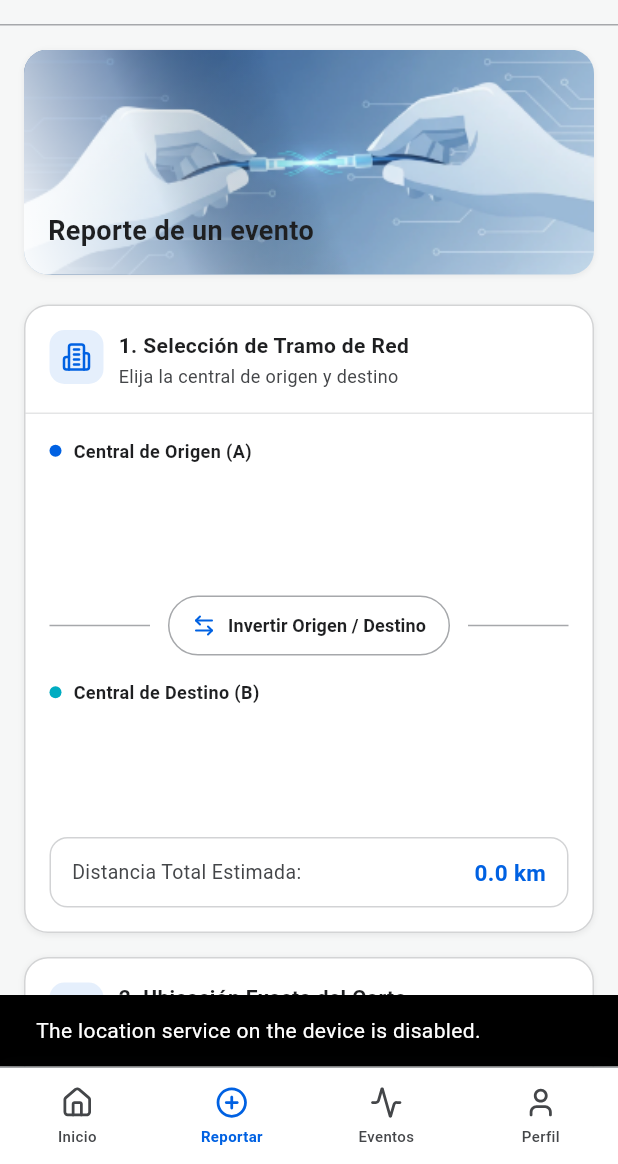
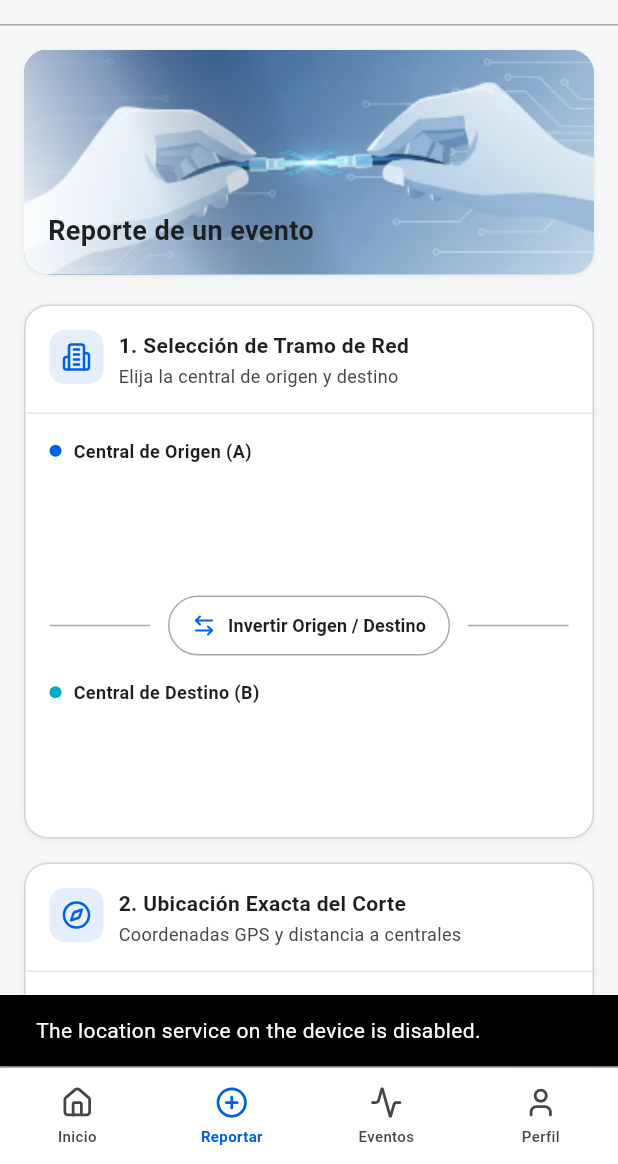
Before and after one commit to kull18/Sistema_cortes_fibra, a Flutter app: the ReportarEventoScreen screen opened by its route, on a phone screen of 412 x 824 dp, the part 72-1236 px from its top. Run offline on Flutter 3.47's test engine with Material 3 defaults, Android fonts, the phone set to English and light mode, and no system bars; our stand-ins replace animated_splash_screen, app_links, connectivity_plus, flutter_secure_storage, flutter_svg, geolocator and 8 more; missing offline and left inert: google_maps_flutter_android, google_maps_flutter_platform_interface, onesignal_flutter; accounts and stored records are empty.

Commit message:
Develop (#27)
* fix: enable hybrid composition for google_maps_flutter rendering ans update UI

```diff
--- a/lib/main.dart
+++ b/lib/main.dart
@@ -1,4 +1,6 @@
 import 'package:flutter/material.dart';
+import 'package:google_maps_flutter_android/google_maps_flutter_android.dart';
+import 'package:google_maps_flutter_platform_interface/google_maps_flutter_platform_interface.dart';
 import 'package:onesignal_flutter/onesignal_flutter.dart';
 import 'package:provider/provider.dart';
 import 'package:sistema_cortes_fibra/my_app.dart';
@@ -76,6 +78,11 @@ void _handleUnauthorized(AppContainer container) async {
 
 void main() async {
   WidgetsFlutterBinding.ensureInitialized();
+
+  final GoogleMapsFlutterPlatform mapsImplementation = GoogleMapsFlutterPlatform.instance;
+  if (mapsImplementation is GoogleMapsFlutterAndroid) {
+    mapsImplementation.useAndroidViewSurface = true;
+  }
 
   // 1. Inicializar Preferencias, Tema y OneSignal
   await AppPreferences.init();
--- a/lib/src/core/theme/theme_provider.dart
+++ b/lib/src/core/theme/theme_provider.dart
@@ -3,7 +3,7 @@ import 'package:shared_preferences/shared_preferences.dart';
 
 class ThemeProvider extends ChangeNotifier {
   static const _prefKey = 'theme_mode';
-  ThemeMode _themeMode = ThemeMode.system;
+  ThemeMode _themeMode = ThemeMode.light;
 
   ThemeMode get themeMode => _themeMode;
 
@@ -13,7 +13,8 @@ class ThemeProvider extends ChangeNotifier {
     _themeMode = switch (saved) {
       'light' => ThemeMode.light,
       'dark' => ThemeMode.dark,
-      _ => ThemeMode.system,
+      'system' => ThemeMode.system,
+      _ => ThemeMode.light,
     };
     notifyListeners();
   }
--- a/lib/src/features/technical/presentation/widgets/network_segment_section.dart
+++ b/lib/src/features/technical/presentation/widgets/network_segment_section.dart
@@ -135,34 +135,6 @@ class NetworkSegmentSection extends StatelessWidget {
             accentColor: const Color(0xFF00ACC1),
             onSelected: onDestinationSelected,
           ),
-          const SizedBox(height: 16),
-          Container(
-            padding: const EdgeInsets.symmetric(horizontal: 14, vertical: 12),
-            decoration: BoxDecoration(
-              color: AppColors.background,
-              borderRadius: BorderRadius.circular(12),
-              border: Border.all(color: AppColors.borderSubtle.withOpacity(0.5)),
-            ),
-            child: Row(
-              mainAxisAlignment: MainAxisAlignment.spaceBetween,
-              children: [
-                const Text(
-                  'Distancia Total Estimada:',
-                  style: TextStyle(fontSize: 13, color: AppColors.textSecondary),
-                ),
-                Text(
-                  estimatedDistanceKm != null
-                      ? '${estimatedDistanceKm!.toStringAsFixed(1)} km'
-                      : '\u2014',
-                  style: const TextStyle(
-                    fontSize: 15,
-                    fontWeight: FontWeight.bold,
-                    color: AppColors.primaryBlue,
-                  ),
-                ),
-              ],
-            ),
-          ),
         ],
       ),
     );
--- a/pubspec.yaml
+++ b/pubspec.yaml
@@ -26,6 +26,7 @@ dependencies:
   path_provider: ^2.1.5
   skeletonizer: ^2.1.3
   google_maps_flutter: ^2.9.0
+  google_maps_flutter_android: ^2.14.10
   geolocator: ^13.0.1
   animated_splash_screen: ^1.3.0
   page_transition: ^2.1.0
```
